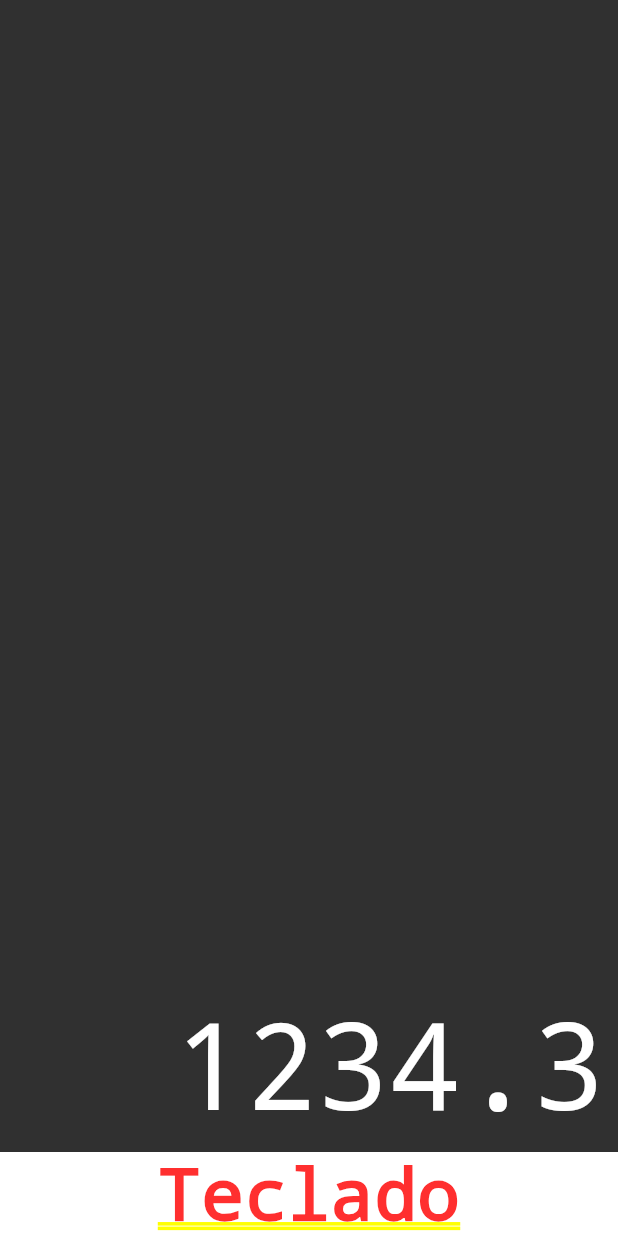
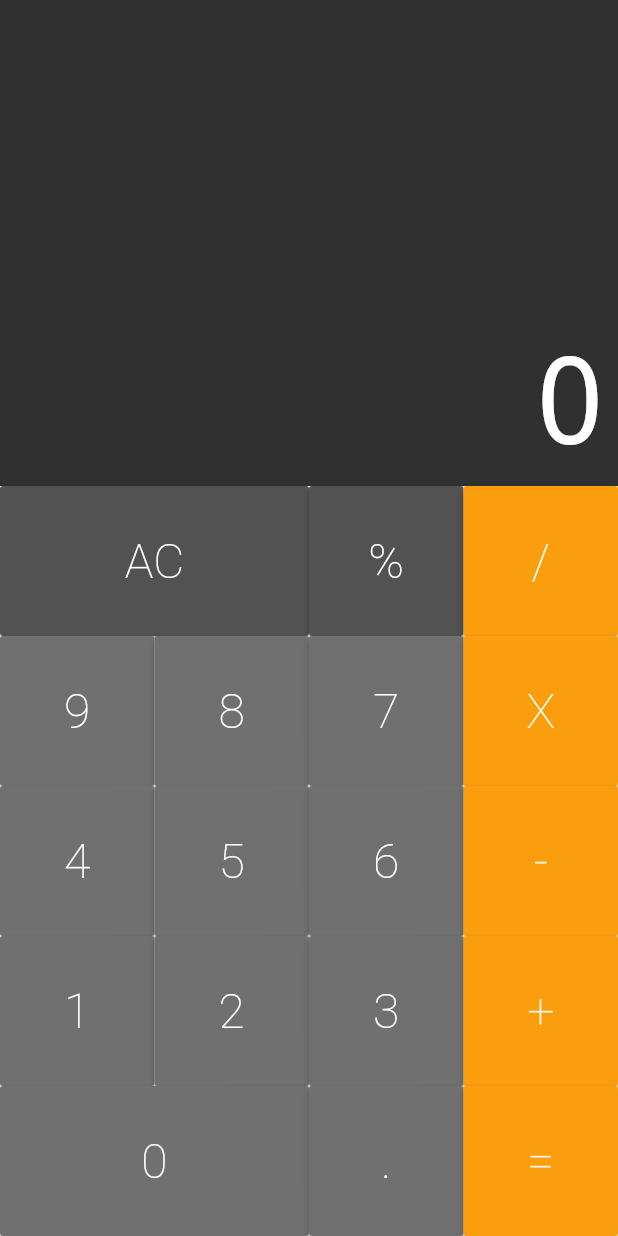
Before and after one commit to adolfoquende/loginFlutter, a Flutter app: the screen it shows after launch, on a phone screen of 412 x 824 dp. Run offline on Flutter 3.47's test engine with Material 2 defaults, Android fonts, the phone set to English and light mode, and no system bars; drawn by our look-alikes of auto_size_text; our stand-ins replace curved_navigation_bar.

Commit message:
Cores do teclado definidas, funcao callback definida

```diff
--- /dev/null
+++ b/lib/Calculadora/componentes/button.dart
@@ -0,0 +1,36 @@
+import 'package:flutter/material.dart';
+
+class Button extends StatelessWidget {
+  final String text;
+  final bool big;
+  final Color color; //Atributo responsavel por definir a core do botao
+
+  /* Constantes para definir as cores dos botoes conforme as suas funcionalidades */
+  static const DARK = Color.fromRGBO(82, 82, 82, 1);
+  static const DEFAULT = Color.fromRGBO(112, 112, 112, 1);
+  static const OPERATION = Color.fromRGBO(250, 158, 13, 1);
+
+  /*Funcao que callback para retornar que tipo de botao foi pressionado */
+  void Function(String command) cb;
+
+  Button({@required this.text, this.big = false, this.color = DEFAULT, @required this.cb});
+  Button.big({@required this.text, this.big = true, this.color = DEFAULT, @required this.cb});
+  Button.operation(
+      {@required this.text, this.big = false, this.color = OPERATION, @required this.cb});
+
+  @override
+  Widget build(BuildContext context) {
+    return Expanded(
+      flex: big ? 2 : 1,
+      child: RaisedButton(
+        color: this.color,
+        child: Text(
+          text,
+          style: TextStyle(
+              color: Colors.white, fontSize: 32, fontWeight: FontWeight.w200),
+        ),
+        onPressed: () =>cb(text),
+      ),
+    );
+  }
+}
--- /dev/null
+++ b/lib/Calculadora/componentes/button_row.dart
@@ -0,0 +1,18 @@
+import 'package:FlutterChallenge/Calculadora/componentes/button.dart';
+import 'package:flutter/material.dart';
+
+class ButtonRow extends StatelessWidget {
+  final List<Button> buttons;
+
+  ButtonRow(this.buttons);
+
+  @override
+  Widget build(BuildContext context) {
+    return Expanded(
+        flex: 1,
+        child: Row(
+          crossAxisAlignment: CrossAxisAlignment.stretch,
+          children: buttons,
+        ));
+  }
+}
--- /dev/null
+++ b/lib/Calculadora/componentes/keyboad.dart
@@ -0,0 +1,105 @@
+import 'package:FlutterChallenge/Calculadora/componentes/button.dart';
+import 'package:FlutterChallenge/Calculadora/componentes/button_row.dart';
+import 'package:flutter/material.dart';
+
+class Keyboard extends StatelessWidget {
+  final void Function(String command) cb;
+
+  Keyboard(this.cb);
+
+  @override
+  Widget build(BuildContext context) {
+    return Container(
+      height: 500,
+      child: Column(
+        children: <Widget>[
+          ButtonRow([
+            Button(
+              text: 'AC',
+              color: Button.DARK,
+              big: true,
+              cb: cb,
+            ),
+            Button(
+              text: '%',
+              color: Button.DARK,
+              cb: cb,
+            ),
+            Button.operation(
+              text: '/',
+              cb: cb,
+            )
+          ]),
+          ButtonRow([
+            Button(
+              text: '9',
+              cb: cb,
+            ),
+            Button(
+              text: '8',
+              cb: cb,
+            ),
+            Button(
+              text: '7',
+              cb: cb,
+            ),
+            Button.operation(
+              text: 'X',
+              cb: cb,
+            )
+          ]),
+          ButtonRow([
+            Button(
+              text: '4',
+              cb: cb,
+            ),
+            Button(
+              text: '5',
+              cb: cb,
+            ),
+            Button(
+              text: '6',
+              cb: cb,
+            ),
+            Button.operation(
+              text: '-',
+              cb: cb,
+            )
+          ]),
+          ButtonRow([
+            Button(
+              text: '1',
+              cb: cb,
+            ),
+            Button(
+              text: '2',
+              cb: cb,
+            ),
+            Button(
+              text: '3',
+              cb: cb,
+            ),
+            Button.operation(
+              text: '+',
+              cb: cb,
+            )
+          ]),
+          ButtonRow([
+            Button.big(
+              text: '0',
+              cb: cb,
+            ),
+            Button(
+              text: '.',
+              cb: cb,
+            ),
+            Button.operation(
+              text: '=',
+              cb: cb,
+            ),
+          ]),
+        ],
+      ),
+    );
+  }
+}
--- /dev/null
+++ b/lib/Calculadora/models/memory.dart
@@ -0,0 +1,24 @@
+class Memory {
+  String _value = '0';
+  double resultado;
+
+  final _buffer = [0.0, 0.0];
+  int _bufferIndex = 0;
+
+  String get value {
+    return _value;
+  }
+
+  void applyCommand(String command) {
+    if (command == 'AC') {
+      _allClear();
+    } else
+      _value += command;
+
+    var numero = int.parse(command);
+  }
+
+  void _allClear() {
+    _value = '0';
+  }
+}
--- a/lib/Calculadora/screens/calculator.dart
+++ b/lib/Calculadora/screens/calculator.dart
@@ -1,13 +1,33 @@
 import 'package:FlutterChallenge/Calculadora/componentes/display.dart';
+import 'package:FlutterChallenge/Calculadora/componentes/keyboad.dart';
+import 'package:FlutterChallenge/Calculadora/models/memory.dart';
 import 'package:flutter/material.dart';
+import 'package:flutter/services.dart';
 
+class Calculator extends StatefulWidget {
+  @override
+  _CalculatorState createState() => _CalculatorState();
+}
 
-class Calculator extends StatelessWidget {
+class _CalculatorState extends State<Calculator> {
+  final Memory memory = Memory();
+
+  _onPressed(String text) {
+    print(text);
+
+    setState(() {
+      memory.applyCommand(text);
+    });
+  }
+
   @override
   Widget build(BuildContext context) {
+    SystemChrome.setPreferredOrientations([
+      DeviceOrientation.portraitUp
+    ]); //Para predefinir a orientacao do dispositivo
     return MaterialApp(
         home: Column(
-      children: <Widget>[Display('1234.3'), Text("Teclado")],
+      children: <Widget>[Display(memory.value), Keyboard(_onPressed)],
     ));
   }
 }
--- /dev/null
+++ b/lib/anotations/notas.txt
@@ -0,0 +1 @@
+/* App Flutter Sua primeira app Completa Video 44:59 */
--- a/lib/main.dart
+++ b/lib/main.dart
@@ -1,3 +1,7 @@
+/* App Flutter Sua primeira app Completa Video 44:59 */
+
+
+
 import 'package:flutter/material.dart';
 import 'Calculadora/screens/calculator.dart';
 import 'Challenges/CurvedNavigation.dart';
```
